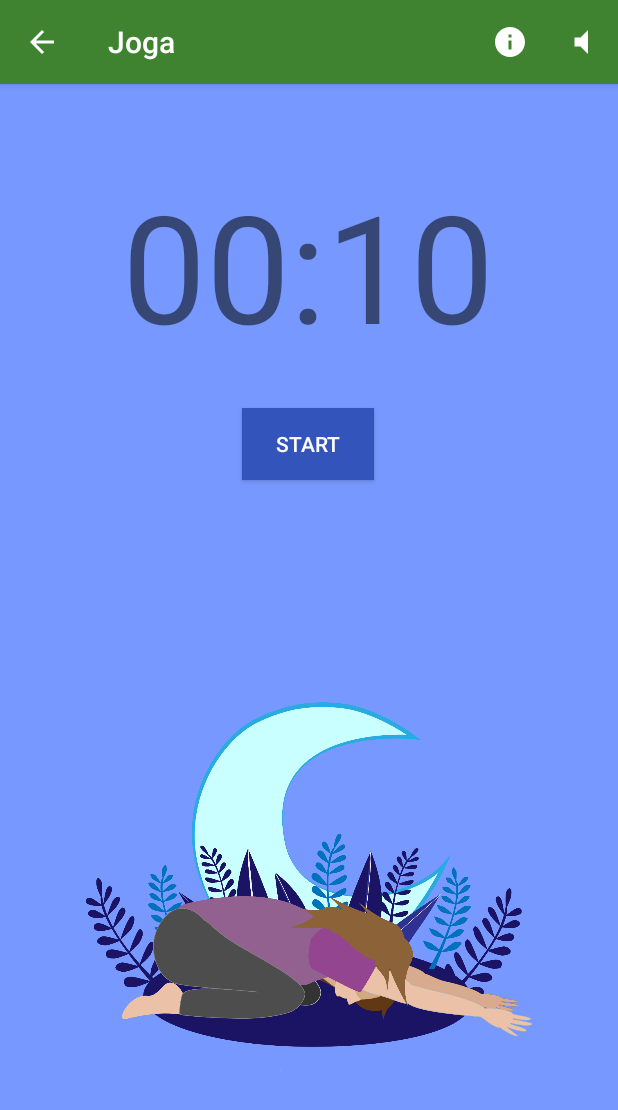
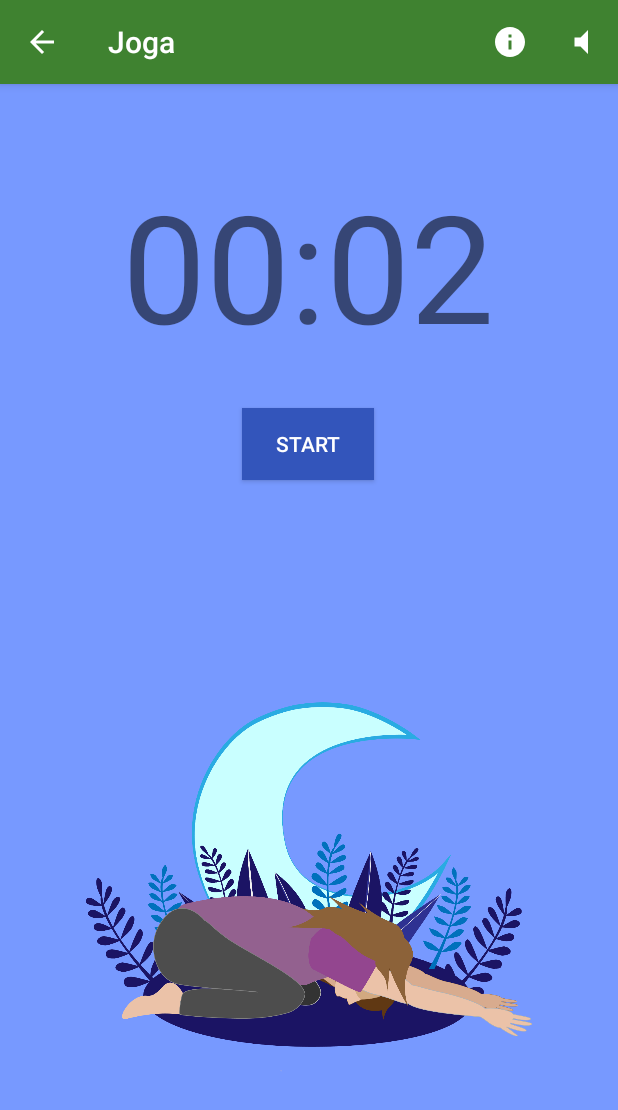
Before and after one commit to mibit-stack/joga-simple, an Android app: the screen it shows after launch (ExcerciseActivity), after a tap on an icon or button, on a phone screen of 412 x 824 dp. Shown: the top 1110 px of the screen. Run offline under Robolectric (Android 15) with nearby library versions, the phone set to English and light mode, and no system bars; Roboto replaces fonts that are not available here.

Commit message:
Some bug fixes

```diff
--- a/app/src/main/java/com/zpi/jogasimple/ExcerciseActivity.kt
+++ b/app/src/main/java/com/zpi/jogasimple/ExcerciseActivity.kt
@@ -63,25 +63,25 @@ class ExcerciseActivity : AppCompatActivity() {
         Exercise(R.drawable.ex_n_1, "Adho mukhna virasana - skłon do przodu. \n" +
                 "Pozycja ta jest jedna z lepszych jeśli chodzi o odprężenie ciała i regenerację po ciężkim dniu.\n" +
                 "\n" +
-                "Ćwiczenie pomaga uelastycznić kręgosłup, rozluźnia mięśnie szyi i intensywnie rozciąga kolana",10),
+                "Ćwiczenie pomaga uelastycznić kręgosłup, rozluźnia mięśnie szyi i intensywnie rozciąga kolana",2),
         Exercise(R.drawable.ex_n_2, " Siad klęczny z odchyleniem w tył. \n" +
                 "Należy przyjąć tą samą pozycję przez cały czas trwania ćwiczenia.\n" +
                 "\n" +
-                "Ćwiczenie pomaga rozluźnić mięśnie karku, ramion i wzmacnia zasięg odchylania pleców",5),
+                "Ćwiczenie pomaga rozluźnić mięśnie karku, ramion i wzmacnia zasięg odchylania pleców",2),
         Exercise(R.drawable.ex_n_3,"Siad klęczny z wyciągnięciem do przodu.\n" +
                 "Ćwiczenie należy wykonywać powtórzeniami z krótkimi przerwami pomiędzy.\n" +
                 "\n" +
                 "Pamiętaj żeby podczas ćwiczenia próbować sięgnąć jak najdalej.\n" +
                 "\n" +
-                "Ćwiczenie wspomaga ramiona, rozluźnia plecy i mięśnie karku.",5),
+                "Ćwiczenie wspomaga ramiona, rozluźnia plecy i mięśnie karku.",2),
         Exercise(R.drawable.ex_n_4,"Pozycja kota (Marjarysana).\n" +
                 "Wygięcia grzbietu należy utrzymywać przez dłuższą chwilę i uwzględniać chwile rozluźnienia między powtórzeniami.\n" +
                 "\n" +
-                "Ćwiczenie rewelacyjnie działa na kręgosłup wzmacniając go i rozluźniając przy tym plecy.",5),
+                "Ćwiczenie rewelacyjnie działa na kręgosłup wzmacniając go i rozluźniając przy tym plecy.",2),
         Exercise(R.drawable.ex_n_5,"Skręt w Svastikasanie. Ćwiczenie należy wykonywać naprzemiennie sięgnięciami za siebie. \n" +
                 "\n" +
                 "Należy pamiętać o prostych plecach i zsynchronizowaniu oddychania z wykonywanymi skrętami.\n" +
-                "Ćwiczenie wpływa pozytywnie na mięśnie ramion i ich rozciągnięcie.",5))
+                "Ćwiczenie wpływa pozytywnie na mięśnie ramion i ich rozciągnięcie.",2))
 
     var currentExcerciseSet = exerciseMorning
 
@@ -150,13 +150,16 @@ class ExcerciseActivity : AppCompatActivity() {
                 currentExcerciseNo++
 
                 if(currentExcerciseNo >= currentExcerciseSet.size) {
-                    currentExcerciseNo = 0
                     val excerciseIntent4 = Intent(this,MainActivity::class.java)
                     startActivity(excerciseIntent4)
+                    currentExcerciseNo = 0
                 }
-                loadExercise(currentExcerciseSet[currentExcerciseNo])
-                openStartDialog()
-            }
+                else{
+                    loadExercise(currentExcerciseSet[currentExcerciseNo])
+                    openStartDialog()
+                }
+                }
+
             timerIsStarted = false
         }
         thread.start()
@@ -197,7 +200,7 @@ class ExcerciseActivity : AppCompatActivity() {
         }
         val dialog = dialogBuilder.create()
 
-        if(currentExcerciseNo <= currentExcerciseSet.size) {
+        if(currentExcerciseNo <= currentExcerciseSet.size -1) {
             dialog.show()
         }
     }
```
Also changed, not shown: app/src/main/res/layout/activity_ex_2_m.xml (deleted, +0 -9 lines).
